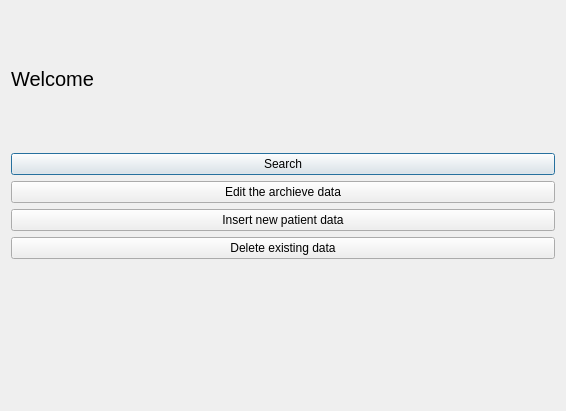
The window that menu.ui (SanimKumarKhatri/DSA_Project) describes before a commit, drawn with Qt 5.
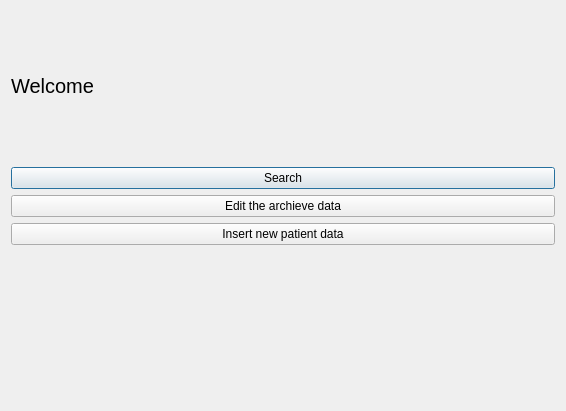
The same window after the commit.

Patch:
```diff
--- a/menu.ui
+++ b/menu.ui
@@ -53,13 +53,6 @@
        </item>
       </layout>
      </item>
-     <item>
-      <widget class="QPushButton" name="deletebutton">
-       <property name="text">
-        <string>Delete existing data</string>
-       </property>
-      </widget>
-     </item>
     </layout>
    </item>
    <item>
```
